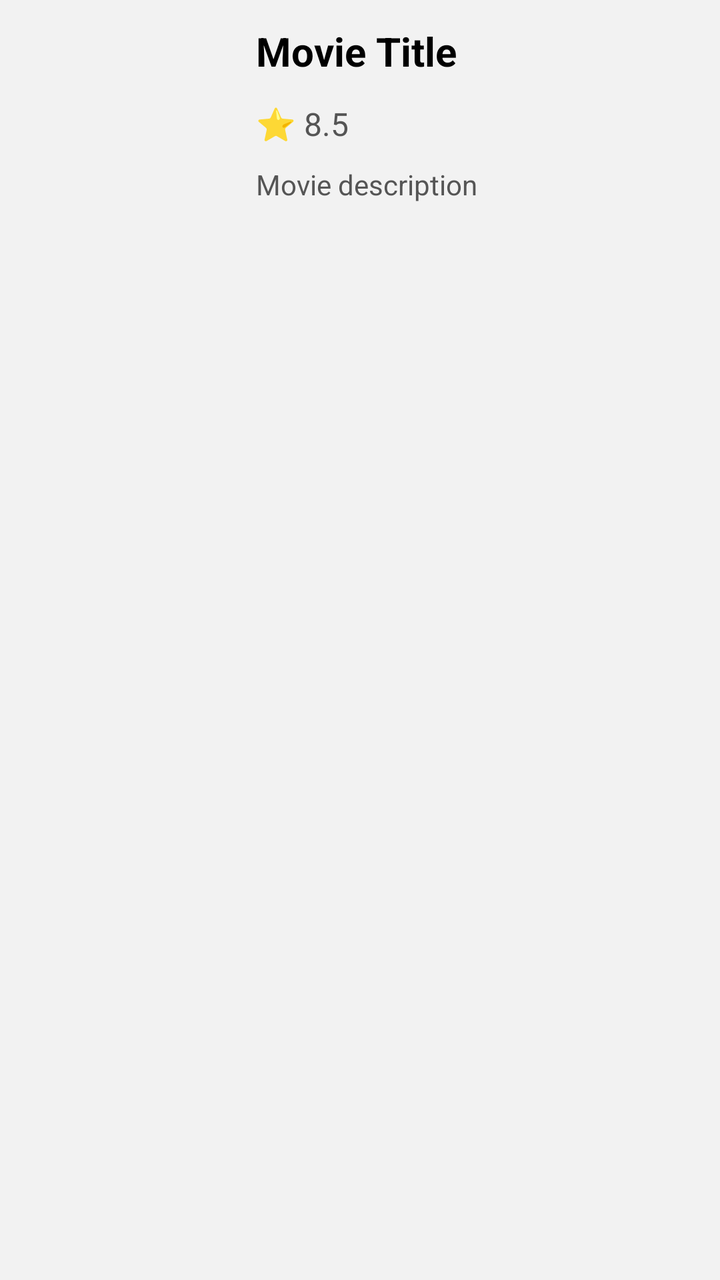
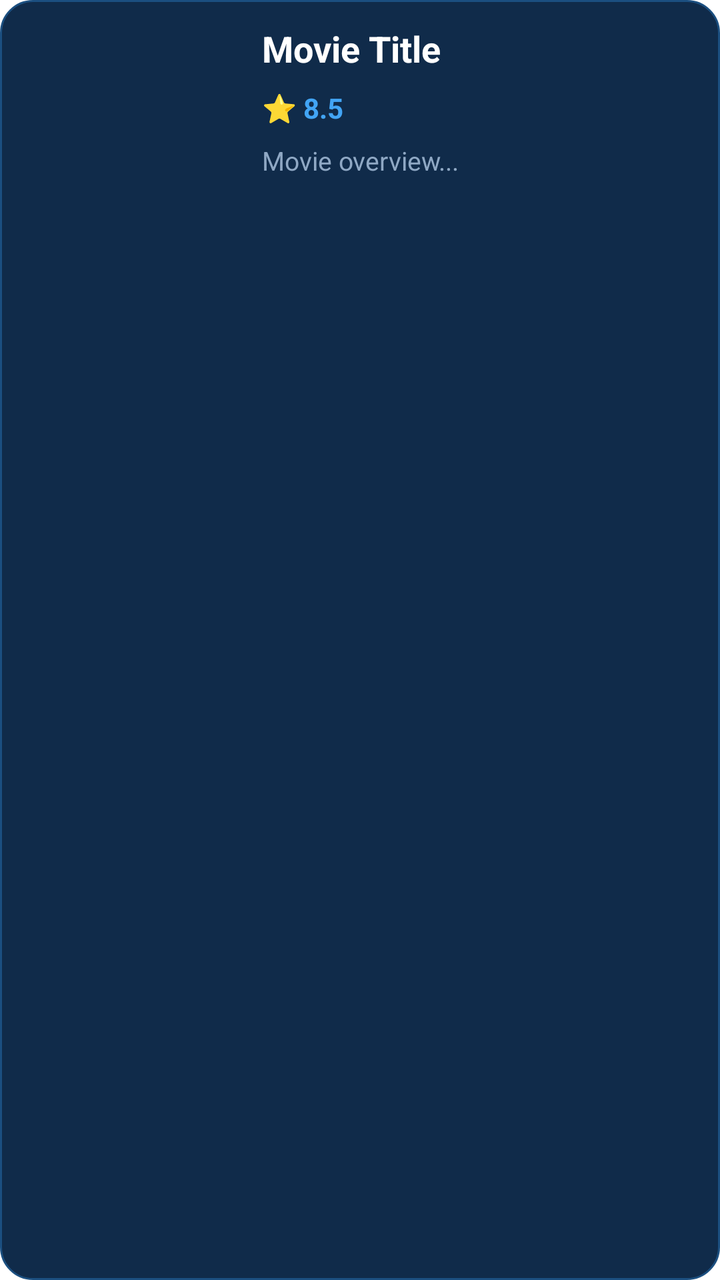

Two renders of the same Android screen: before a commit and after it. Below are the layout's source before the change and the commit's diff.
<!-- AndroidManifest.xml: application theme Theme.MovieFinder -->
<!-- res/layout/movie_item.xml -->
<?xml version="1.0" encoding="utf-8"?>
<LinearLayout
    xmlns:android="http://schemas.android.com/apk/res/android"
    android:layout_width="match_parent"
    android:layout_height="wrap_content"
    android:orientation="horizontal"
    android:padding="12dp"
    android:layout_margin="8dp"
    android:background="#F2F2F2">

    
    <ImageView
        android:id="@+id/moviePoster"
        android:layout_width="100dp"
        android:layout_height="150dp"
        android:scaleType="centerCrop"
        android:contentDescription="Movie poster" />

    
    <LinearLayout
        android:layout_width="0dp"
        android:layout_height="wrap_content"
        android:layout_weight="1"
        android:orientation="vertical"
        android:paddingStart="16dp">

        
        <TextView
            android:id="@+id/movieTitle"
            android:layout_width="match_parent"
            android:layout_height="wrap_content"
            android:text="Movie Title"
            android:textSize="20sp"
            android:textStyle="bold"
            android:textColor="#000000" />

        
        <TextView
            android:id="@+id/movieRating"
            android:layout_width="wrap_content"
            android:layout_height="wrap_content"
            android:layout_marginTop="12dp"
            android:text="⭐ 8.5"
            android:textSize="16sp"
            android:textColor="#555555" />

        
        <TextView
            android:id="@+id/movieOverview"
            android:layout_width="match_parent"
            android:layout_height="wrap_content"
            android:layout_marginTop="10dp"
            android:text="Movie description"
            android:textSize="14sp"
            android:textColor="#555555"
            android:maxLines="4"
            android:ellipsize="end" />

    </LinearLayout>

</LinearLayout>
<!-- resources referenced by this layout -->
<resources>
  <style name="Theme.MovieFinder" parent="Theme.MaterialComponents.DayNight.DarkActionBar">
          
          <item name="colorPrimary">@color/purple_500</item>
          <item name="colorPrimaryVariant">@color/purple_700</item>
          <item name="colorOnPrimary">@color/white</item>
  
          
          <item name="colorSecondary">@color/teal_200</item>
          <item name="colorSecondaryVariant">@color/teal_700</item>
          <item name="colorOnSecondary">@color/black</item>
  
          
          <item name="android:statusBarColor">?attr/colorPrimaryVariant</item>
  
          
      </style>
  <color name="purple_500">#FF6200EE</color>
  <color name="purple_700">#FF3700B3</color>
  <color name="white">#FFFFFFFF</color>
  <color name="teal_200">#FF03DAC5</color>
  <color name="teal_700">#FF018786</color>
  <color name="black">#FF000000</color>
</resources>

<!-- the commit's change to res/layout/movie_item.xml (unified diff, before → after) -->
@@ -5,14 +5,17 @@
     android:layout_height="wrap_content"
     android:orientation="horizontal"
     android:padding="12dp"
-    android:layout_margin="8dp"
-    android:background="#F2F2F2">
+    android:layout_marginStart="6dp"
+    android:layout_marginEnd="6dp"
+    android:layout_marginTop="6dp"
+    android:layout_marginBottom="6dp"
+    android:background="@drawable/movie_card">
 
     
     <ImageView
         android:id="@+id/moviePoster"
-        android:layout_width="100dp"
-        android:layout_height="150dp"
+        android:layout_width="105dp"
+        android:layout_height="155dp"
         android:scaleType="centerCrop"
         android:contentDescription="Movie poster" />
 
@@ -22,7 +25,8 @@
         android:layout_height="wrap_content"
         android:layout_weight="1"
         android:orientation="vertical"
-        android:paddingStart="16dp">
+        android:paddingStart="14dp"
+        android:paddingEnd="4dp">
 
         
         <TextView
@@ -30,30 +34,33 @@
             android:layout_width="match_parent"
             android:layout_height="wrap_content"
             android:text="Movie Title"
-            android:textSize="20sp"
+            android:textColor="#FFFFFF"
+            android:textSize="18sp"
             android:textStyle="bold"
-            android:textColor="#000000" />
+            android:maxLines="2"
+            android:ellipsize="end" />
 
         
         <TextView
             android:id="@+id/movieRating"
             android:layout_width="wrap_content"
             android:layout_height="wrap_content"
-            android:layout_marginTop="12dp"
             android:text="⭐ 8.5"
-            android:textSize="16sp"
-            android:textColor="#555555" />
+            android:textColor="#42A5F5"
+            android:textSize="14sp"
+            android:textStyle="bold"
+            android:layout_marginTop="8dp" />
 
         
         <TextView
             android:id="@+id/movieOverview"
             android:layout_width="match_parent"
             android:layout_height="wrap_content"
-            android:layout_marginTop="10dp"
-            android:text="Movie description"
-            android:textSize="14sp"
-            android:textColor="#555555"
-            android:maxLines="4"
+            android:text="Movie overview..."
+            android:textColor="#8FA8C4"
+            android:textSize="13sp"
+            android:layout_marginTop="8dp"
+            android:maxLines="5"
             android:ellipsize="end" />
 
     </LinearLayout>
<!-- resource entries referenced after the edit -->
@@ -1,5 +1,19 @@
 <!-- resources referenced by this layout -->
 <resources>
+  <!-- drawable movie_card (drawable) -->
+  <?xml version="1.0" encoding="utf-8"?>
+  <shape xmlns:android="http://schemas.android.com/apk/res/android"
+      android:shape="rectangle">
+  
+      <solid android:color="#102B4A"/>
+  
+      <corners android:radius="16dp"/>
+  
+      <stroke
+          android:width="1dp"
+          android:color="#1B4F80"/>
+  
+  </shape>
   <style name="Theme.MovieFinder" parent="Theme.MaterialComponents.DayNight.DarkActionBar">
           
           <item name="colorPrimary">@color/purple_500</item>
